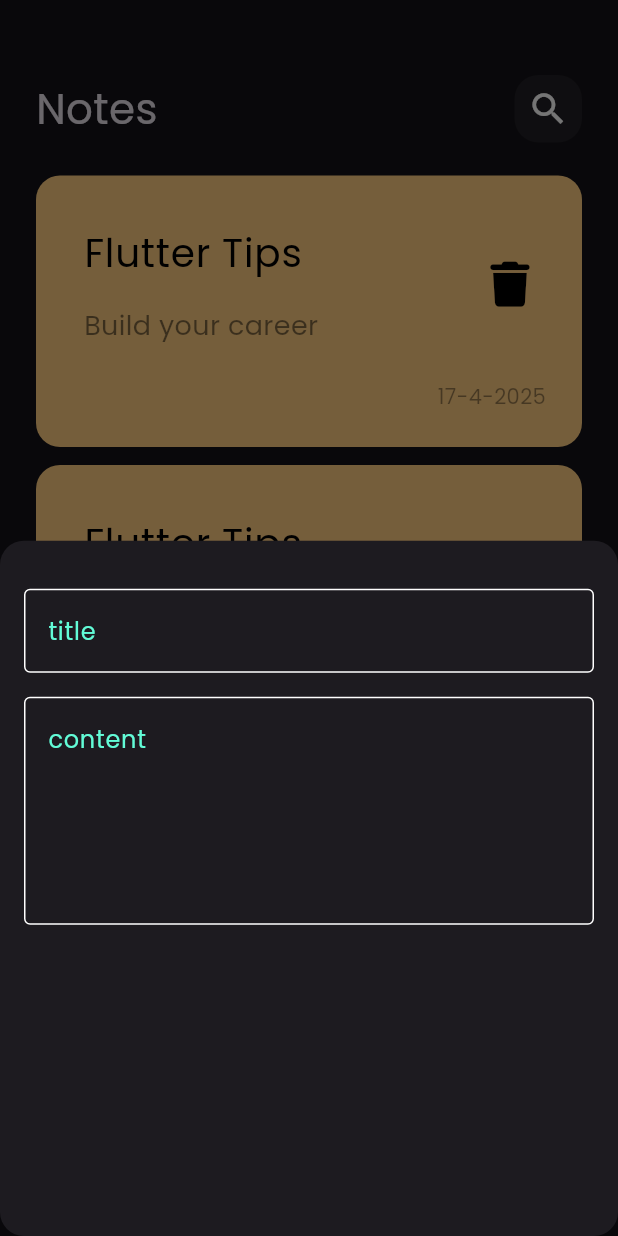
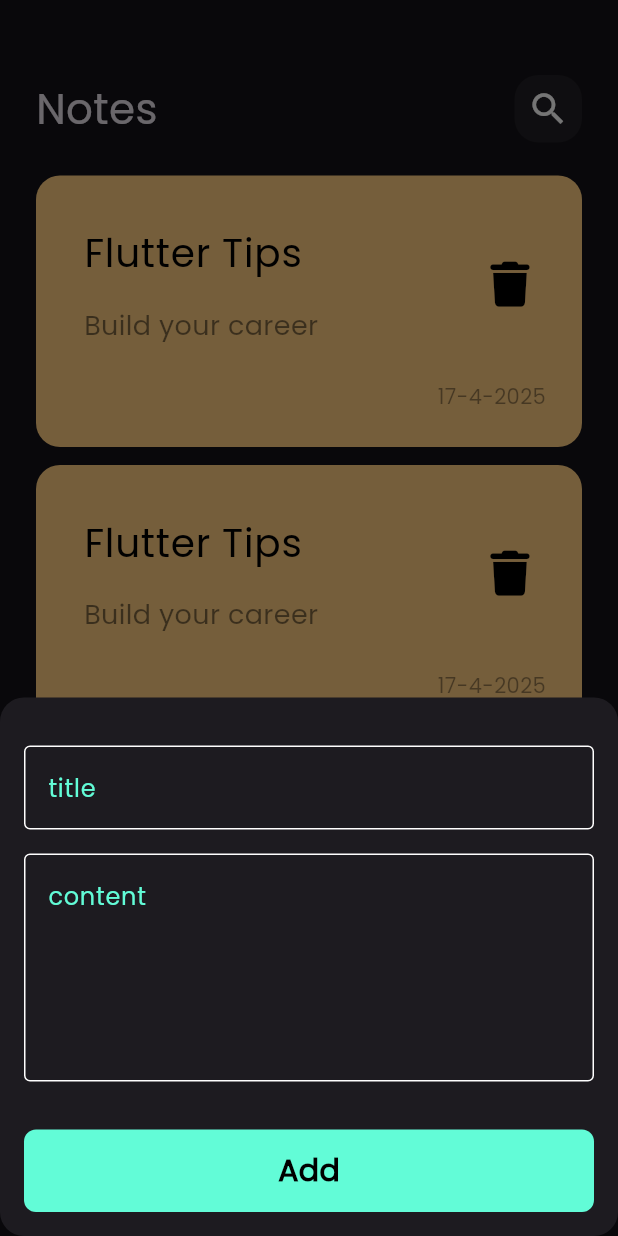
Before and after one commit to MahmoudElimy/note-app, a Flutter app: the screen it shows after launch, after a tap on the "add" icon, on a phone screen of 412 x 824 dp. Run offline on Flutter 3.47's test engine with Material 3 defaults, Android fonts, the phone set to English and light mode, and no system bars; our stand-ins replace font_awesome_flutter.

Commit message:
finish note bottom sheet

```diff
--- a/lib/views/widgets/add_note_bottom_sheet.dart
+++ b/lib/views/widgets/add_note_bottom_sheet.dart
@@ -1,4 +1,5 @@
 import 'package:flutter/material.dart';
+import 'package:noote_app/views/widgets/custom_button.dart';
 import 'package:noote_app/views/widgets/custom_text_field.dart';
 
 class AddNoteModalBottomSheet extends StatelessWidget {
@@ -8,13 +9,18 @@
   Widget build(BuildContext context) {
     return Padding(
       padding: const EdgeInsets.symmetric(horizontal: 16),
+      child: SingleChildScrollView(
         child: Column(
           children: [
             SizedBox(height: 32),
             CustomFormTextField(hintText: 'title'),
             SizedBox(height: 16),
             CustomFormTextField(hintText: 'content', maxLines: 5),
+            SizedBox(height: 32),
+            CustomButton(text: 'Add'),
+            SizedBox(height: 16),
           ],
+        ),
       ),
     );
   }
--- /dev/null
+++ b/lib/views/widgets/custom_button.dart
@@ -0,0 +1,33 @@
+import 'package:flutter/material.dart';
+import 'package:noote_app/constats.dart';
+
+class CustomButton extends StatelessWidget {
+  final String text;
+
+  CustomButton({super.key, this.onTap, required this.text});
+  VoidCallback? onTap;
+  @override
+  Widget build(BuildContext context) {
+    return GestureDetector(
+      onTap: onTap,
+      child: Container(
+        decoration: BoxDecoration(
+          color: kPrimaryColor,
+          borderRadius: BorderRadius.circular(8),
+        ),
+        width: MediaQuery.of(context).size.width,
+        height: 55,
+        child: Center(
+          child: Text(
+            text,
+            style: TextStyle(
+              color: Colors.black,
+              fontSize: 20,
+              fontWeight: FontWeight.bold,
+            ),
+          ),
+        ),
+      ),
+    );
+  }
+}
```
Lines whose indentation alone changed are shown as unchanged.
